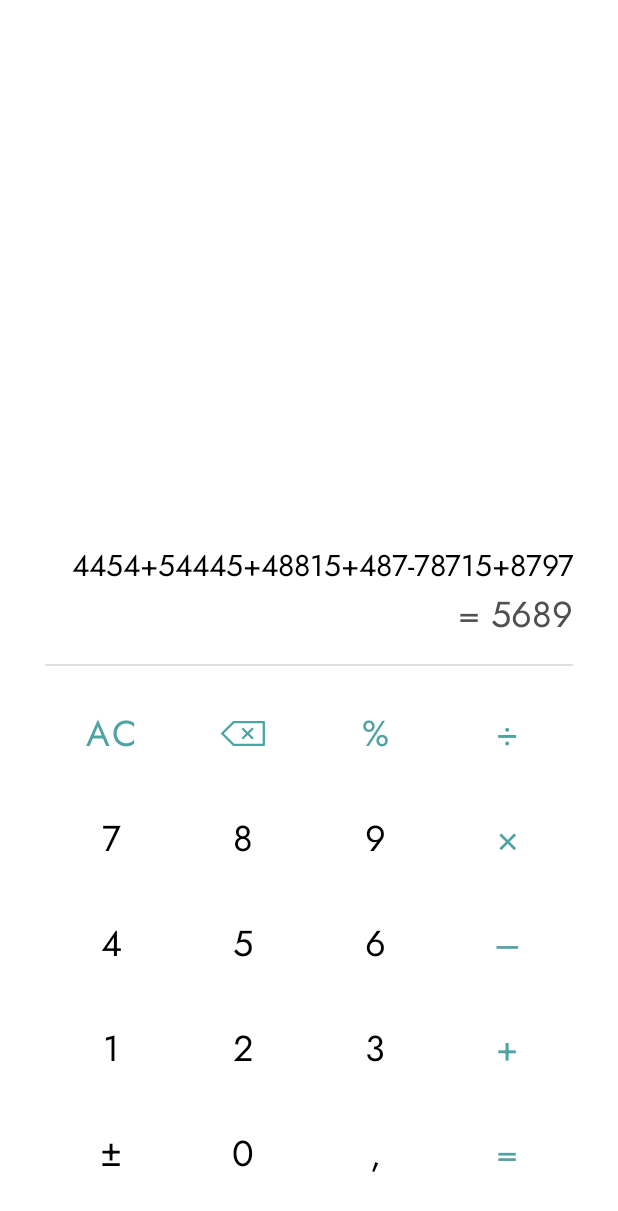
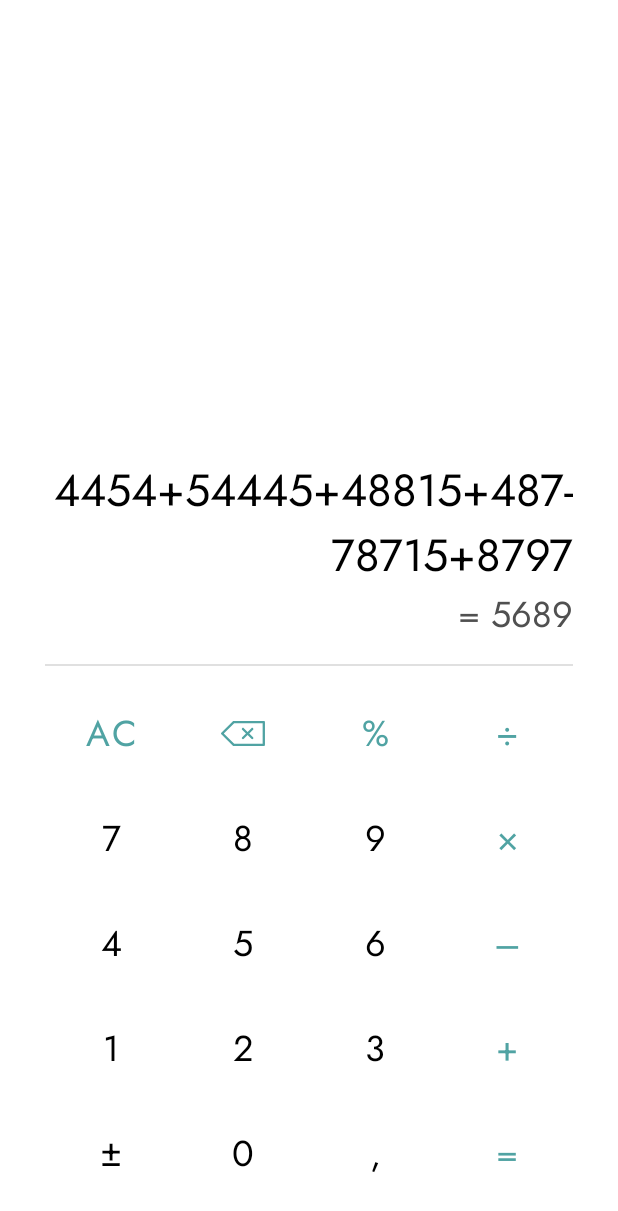
Before and after one commit to RomanchukSerhii/MyCalculator, an Android app: the layout activity_main.xml on its own in the app's theme, with its tools: preview values and no code run, on a phone screen of 412 x 824 dp. Shown: the top 1211 px of the screen. Run offline under Robolectric (Android 15) with nearby library versions, the phone set to English and light mode, and no system bars.

```diff
--- a/app/src/main/res/layout/activity_main.xml
+++ b/app/src/main/res/layout/activity_main.xml
@@ -223,7 +223,7 @@
         android:layout_width="0dp"
         android:layout_height="wrap_content"
         android:textAlignment="textEnd"
-        android:textSize="20sp"
+        android:textSize="30sp"
         android:textColor="@color/black"
         android:fontFamily="@font/jost_regular"
         tools:text="4454+54445+48815+487-78715+8797"
```
Also changed, not shown: app/src/main/java/com/gmail/serhiiromanchuk/mycalculator/MainActivity.kt (+14 -0 lines).
